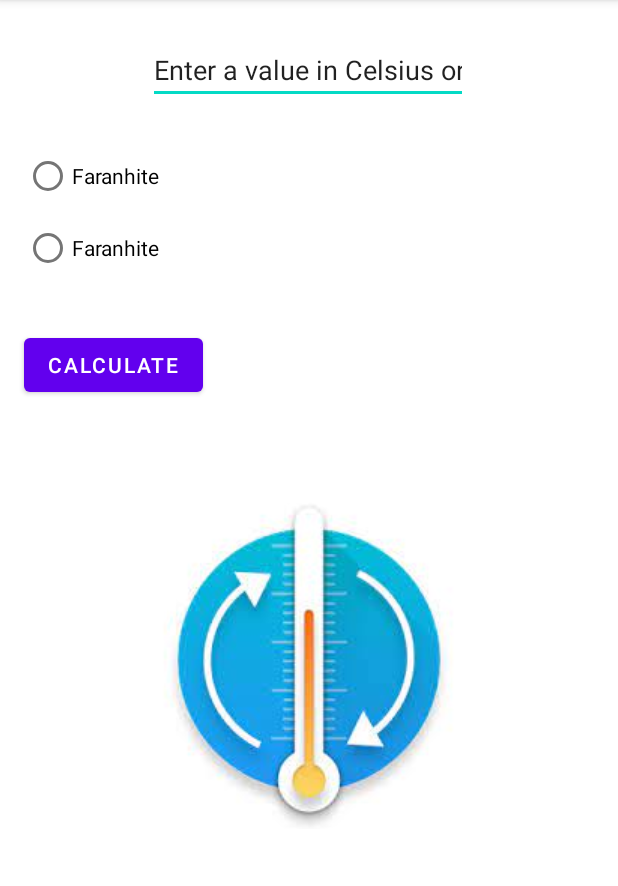
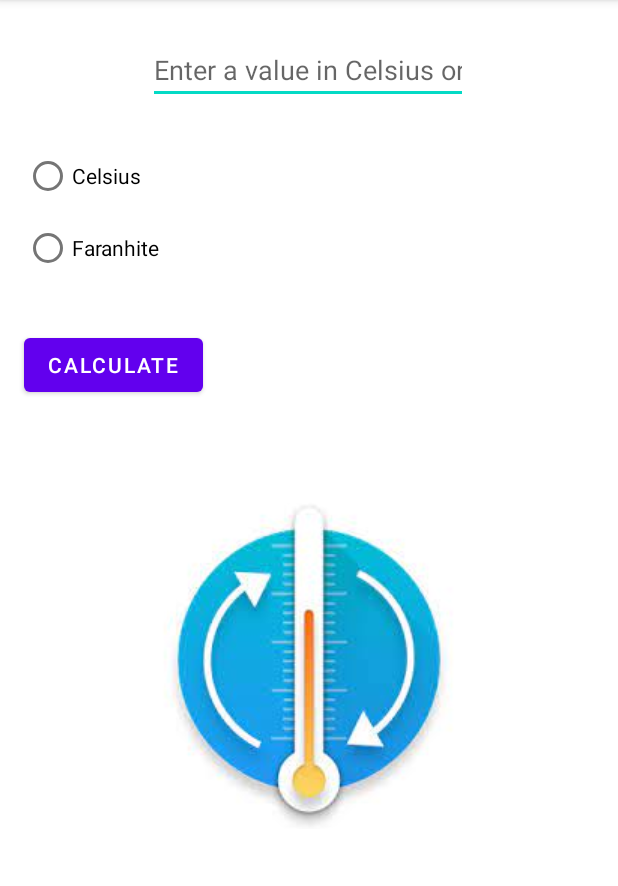
Before and after one commit to danushka9999/TEMPERATURE-CALCULATOR-ANDROID-APP, an Android app: the screen it shows after launch (MainActivity), on a phone screen of 412 x 824 dp, the part 84-970 px from its top. Run offline under Robolectric (Android 15) with nearby library versions, the phone set to English and light mode, and no system bars.

Commit message:
Bug fixed

```diff
--- a/app/src/main/res/layout/activity_main.xml
+++ b/app/src/main/res/layout/activity_main.xml
@@ -14,7 +14,6 @@
         android:ems="10"
         android:hint="@string/et_value"
         android:inputType="textPersonName"
-        android:text="@string/et_value"
         app:layout_constraintEnd_toEndOf="parent"
         app:layout_constraintHorizontal_bias="0.497"
         app:layout_constraintStart_toStartOf="parent"
@@ -33,7 +32,7 @@
             android:id="@+id/btn_celsius"
             android:layout_width="match_parent"
             android:layout_height="wrap_content"
-            android:text="@string/btn_faranhite" />
+            android:text="@string/btn_celsius" />
 
         <RadioButton
             android:id="@+id/btn_faranhite"
```
